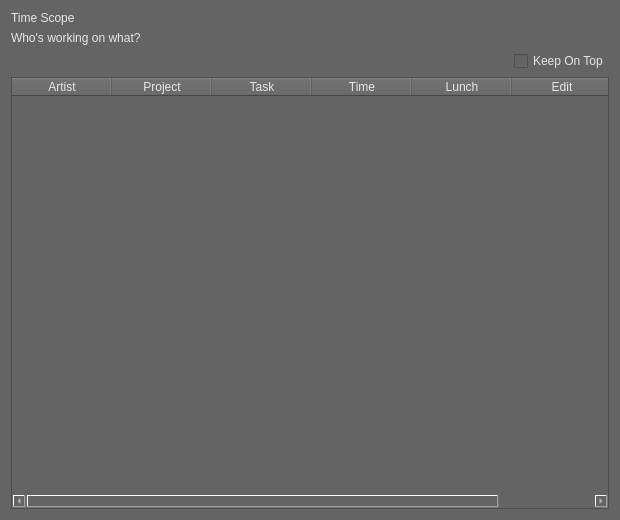
Qt form Python/Utilities/time_lord/ui/time_lord_scope.ui (SleepDeprivedVFX/t_sheets_listener) before a commit.
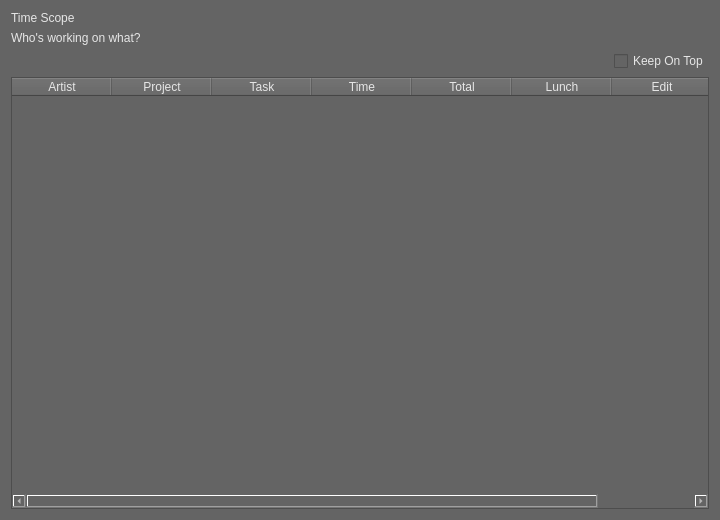
The same form after that commit.

Commit message: Added Total column to the scope

```diff
--- a/Python/Utilities/time_lord/ui/time_lord_scope.ui
+++ b/Python/Utilities/time_lord/ui/time_lord_scope.ui
@@ -6,13 +6,13 @@
    <rect>
     <x>0</x>
     <y>0</y>
-    <width>620</width>
+    <width>720</width>
     <height>520</height>
    </rect>
   </property>
   <property name="minimumSize">
    <size>
-    <width>620</width>
+    <width>720</width>
     <height>481</height>
    </size>
   </property>
@@ -115,6 +115,11 @@
        <string>Time</string>
       </property>
      </column>
+     <column>
+      <property name="text">
+       <string>Total</string>
+      </property>
+     </column>
      <column>
       <property name="text">
        <string>Lunch</string>
```
The commit also changes 1 other file.
